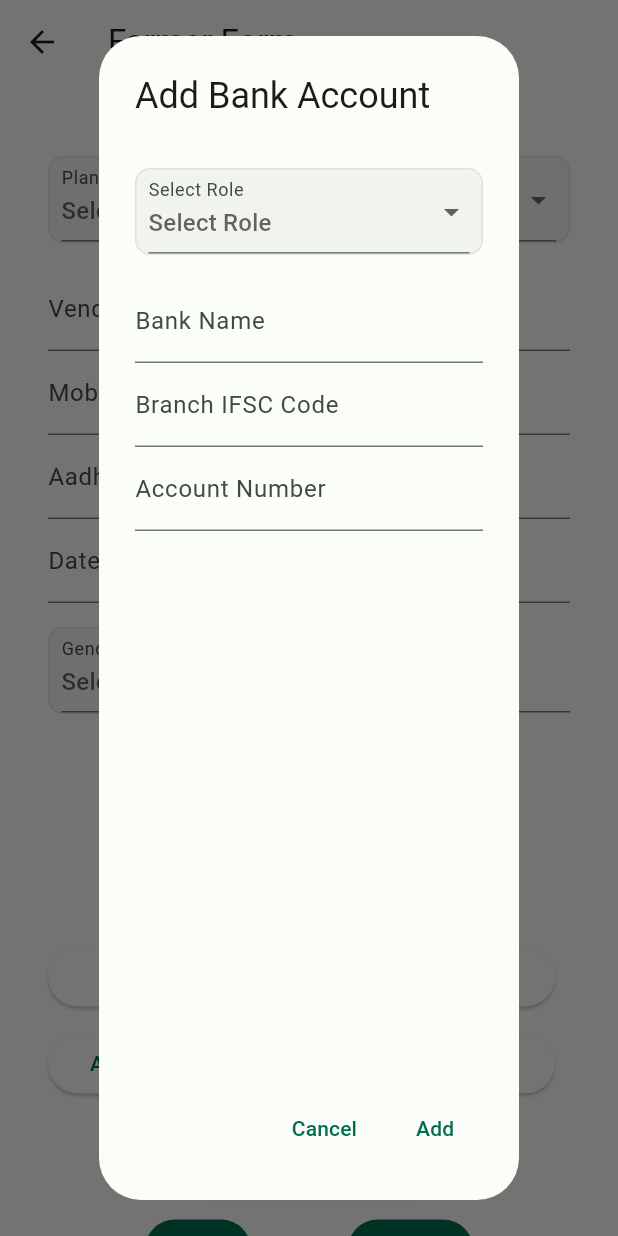
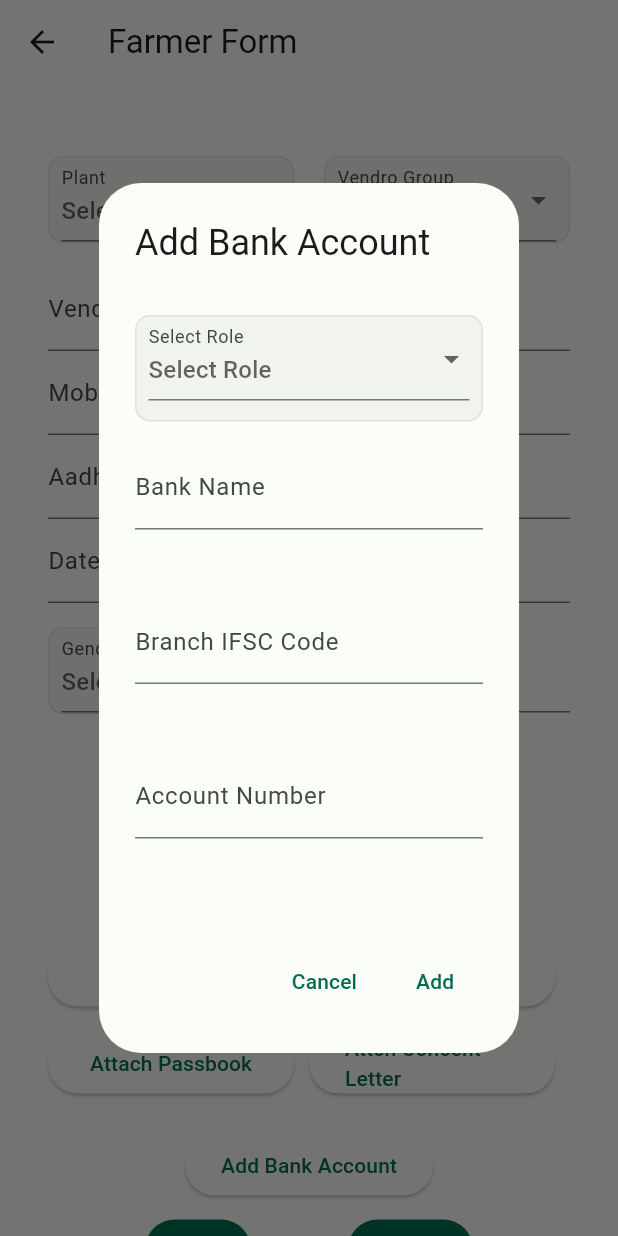
Before and after one commit to Sohampawar17/sugar_app, a Flutter app: the AddFarmerScreen screen opened by its route, after a tap on "Add Bank Account", on a phone screen of 412 x 824 dp. Run offline on Flutter 3.47's test engine with Material 2 defaults, Android fonts, the phone set to English and light mode, and no system bars; drawn by our look-alikes of dynamic_color; our stand-ins replace dio, file_picker, flutter_image_compress, fluttertoast, geocoding, geolocator and 6 more; accounts and stored records are empty; network calls fail.

```diff
--- a/lib/views/add_farmer_view/add_farmer_screen.dart
+++ b/lib/views/add_farmer_view/add_farmer_screen.dart
@@ -526,11 +526,14 @@ class AddFarmerScreen extends StatelessWidget {
           builder: (context) {
             return AlertDialog(
               title: const Text('Add Bank Account'),
-              content: Form(
+              content: SizedBox(
+                height: getHeight(context) / 2,
+                child: Form(
                   key: model.bankformKey,
                   child: Column(
                     children: [
-                    CdropDown(
+                      Expanded(
+                        child: CdropDown(
                           dropdownButton: DropdownButtonFormField<String>(
                             isExpanded: true,
                             value: model.selectedRole,
@@ -548,7 +551,9 @@ class AddFarmerScreen extends StatelessWidget {
                             validator: model.validateRole,
                           ),
                         ),
-                    TextFormField(
+                      ),
+                      Expanded(
+                        child: TextFormField(
                           decoration: const InputDecoration(
                             labelText: 'Bank Name',
                           ),
@@ -558,8 +563,15 @@ class AddFarmerScreen extends StatelessWidget {
                           },
                           validator: model.validateBankName,
                         ),
-                    TextFormField(
-                        initialValue: index == -1 ? null : model.branchifscCode,
+                      ),
+                      Expanded(
+                        child: TextFormField(
+                            initialValue:
+                                index == -1 ? null : model.branchifscCode,
+                            inputFormatters: [
+                              LengthLimitingTextInputFormatter(11),
+                              UppercaseTextFormatter()
+                            ],
                             decoration: const InputDecoration(
                               labelText: 'Branch IFSC Code',
                             ),
@@ -567,8 +579,15 @@ class AddFarmerScreen extends StatelessWidget {
                               model.branchifscCode = value;
                             },
                             validator: model.validateBranchIfscCode),
-                    TextFormField(
-                      initialValue: index == -1 ? null : model.accountNumber,
+                      ),
+                      Expanded(
+                        child: TextFormField(
+                          initialValue:
+                              index == -1 ? null : model.accountNumber,
+                          inputFormatters: [
+                            LengthLimitingTextInputFormatter(15),
+                            UppercaseTextFormatter()
+                          ],
                           decoration: const InputDecoration(
                             labelText: 'Account Number',
                           ),
@@ -577,7 +596,9 @@ class AddFarmerScreen extends StatelessWidget {
                           },
                           validator: model.validateAccountNumber,
                         ),
+                      ),
                     ],
+                  ),
                 ),
               ),
               actions: [
--- a/pubspec.yaml
+++ b/pubspec.yaml
@@ -48,7 +48,7 @@ dependencies:
   get: ^4.6.5
   intl: ^0.18.1
   file_picker: ^5.3.3
-
+  flutter_image_compress: ^2.0.4
 dev_dependencies:
   flutter_test:
     sdk: flutter
```
Also changed, not shown: lib/constants.dart (+60 -0 lines), lib/services/add_farmer_service.dart (+39 -2 lines), lib/views/add_farmer_view/add_farmer_model.dart (+38 -16 lines). Lines whose indentation alone changed are shown as unchanged.
